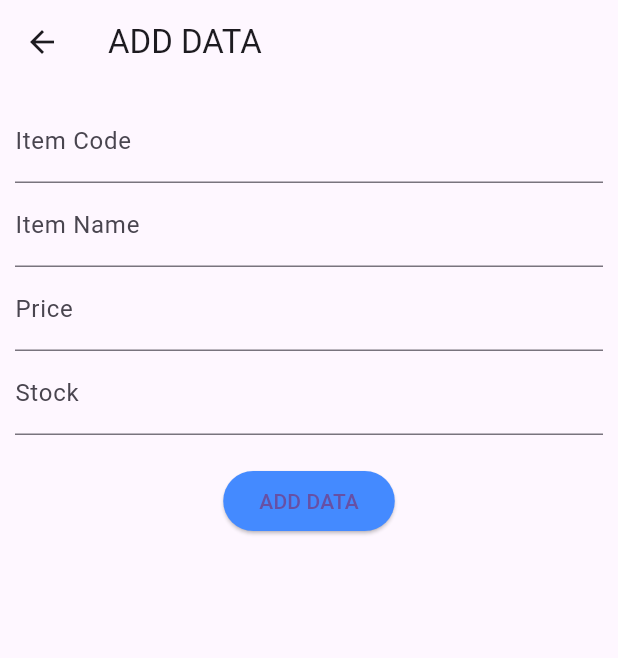
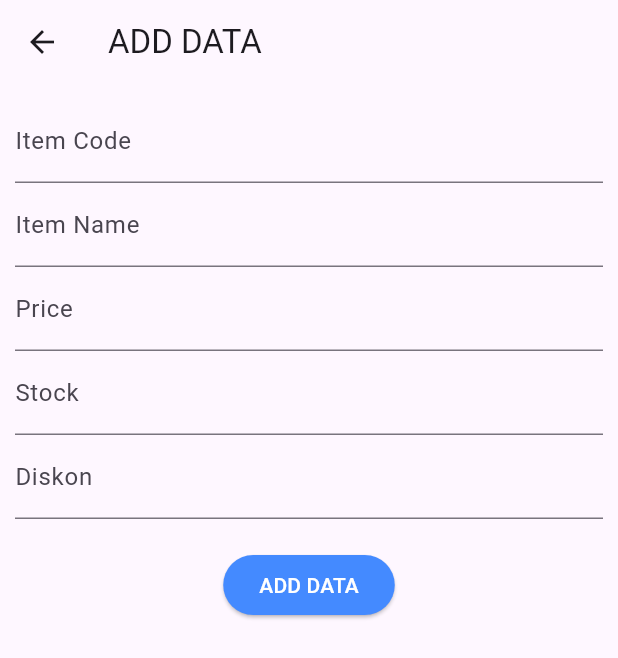
Before and after one commit to egsudotnet/praktikum-flutter-crud, a Flutter app: the screen it shows after launch, after a tap on the "add" icon, on a phone screen of 412 x 824 dp. Shown: the top 658 px of the screen. Run offline on Flutter 3.47's test engine with Material 3 defaults, Android fonts, the phone set to English and light mode, and no system bars; network calls fail.

Commit message:
Tambah Diskon

```diff
--- a/lib/adddata.dart
+++ b/lib/adddata.dart
@@ -1,73 +1,90 @@
 import 'package:flutter/material.dart';
+import 'package:flutter_crud/main.dart';
 import 'package:http/http.dart' as http;
 
 class AddData extends StatefulWidget {
   @override
-  _AddDataState createState() => new _AddDataState();
+  _AddDataState createState() => _AddDataState();
 }
 
 class _AddDataState extends State<AddData> {
+  TextEditingController controllerCode = TextEditingController();
+  TextEditingController controllerName = TextEditingController();
+  TextEditingController controllerPrice = TextEditingController();
+  TextEditingController controllerStock = TextEditingController();
 
+  TextEditingController controllerDiskon = TextEditingController();
 
-TextEditingController controllerCode = new TextEditingController();
-TextEditingController controllerName = new TextEditingController();
-TextEditingController controllerPrice = new TextEditingController();
-TextEditingController controllerStock = new TextEditingController();
-
-void addData(){
-  var url="http://localhost/php-rest-api-praktikum-flutter/adddata.php";
+  void addData() {
+    var url =
+        "http://localhost:8030/php-rest-api-praktikum-flutter/adddata.php";
 
     http.post(Uri.parse(url), body: {
       "itemcode": controllerCode.text,
       "itemname": controllerName.text,
       "price": controllerPrice.text,
-    "stock": controllerStock.text
+      "stock": controllerStock.text,
+      "diskon": controllerDiskon.text
     });
   }
 
   @override
   Widget build(BuildContext context) {
-    return new Scaffold(
-      appBar: new AppBar(
-        title: new Text("ADD DATA"),
+    return Scaffold(
+      appBar: AppBar(
+        title: const Text("ADD DATA"),
       ),
       body: Padding(
         padding: const EdgeInsets.all(10.0),
         child: ListView(
           children: <Widget>[
-            new Column(
+            Column(
               children: <Widget>[
-                new TextField(
+                TextField(
                   controller: controllerCode,
-                  decoration: new InputDecoration(
+                  decoration: const InputDecoration(
                       hintText: "Item Code", labelText: "Item Code"),
                 ),
-                new TextField(
+                TextField(
                   controller: controllerName,
-                  decoration: new InputDecoration(
+                  decoration: InputDecoration(
                       hintText: "Item Name", labelText: "Item Name"),
                 ),
-                new TextField(
+                TextField(
                   controller: controllerPrice,
-                  decoration: new InputDecoration(
-                      hintText: "Price", labelText: "Price"),
+                  decoration:
+                      InputDecoration(hintText: "Price", labelText: "Price"),
                 ),
-                new TextField(
+                TextField(
                   controller: controllerStock,
-                  decoration: new InputDecoration(
-                      hintText: "Stock", labelText: "Stock"),
+                  decoration:
+                      InputDecoration(hintText: "Stock", labelText: "Stock"),
                 ),
-                new Padding(
+                TextField(
+                  controller: controllerDiskon,
+                  decoration:
+                      InputDecoration(hintText: "Diskon", labelText: "Diskon"),
+                ),
+                Padding(
                   padding: const EdgeInsets.all(10.0),
                 ),
-                new ElevatedButton(
-                  child: new Text("ADD DATA"),
-                  style:ElevatedButton.styleFrom(backgroundColor: Colors.blueAccent),
+                ElevatedButton(
+                  child: Text(
+                    "ADD DATA",
+                    style: const TextStyle(color: Colors.white),
+                  ),
+                  style: ElevatedButton.styleFrom(
+                      backgroundColor: Colors.blueAccent),
                   onPressed: () {
                     addData();
                     Navigator.pop(context);
+
+                    Navigator.of(context).push(
+                      MaterialPageRoute(
+                        builder: (BuildContext context)=>const Home()
+                      )
+                    );
                   },
-
                 )
               ],
             ),
--- a/lib/main.dart
+++ b/lib/main.dart
@@ -22,7 +22,7 @@ class Home extends StatefulWidget {
 
 class _HomeState extends State<Home> {
   Future<List> getData() async {
-    final response = await http.get(Uri.parse("http://localhost/php-rest-api-praktikum-flutter/getdata.php"));
+    final response = await http.get(Uri.parse("http://localhost:8030/php-rest-api-praktikum-flutter/getdata.php"));
 
     return json.decode(response.body);
   }
@@ -82,6 +82,7 @@ class ItemList extends StatelessWidget {
                 title:  Text(list[i]['item_name']),
                 leading:  const Icon(Icons.widgets),
                 subtitle:  Text("Stock : ${list[i]['stock']}"),
+                trailing:  Text("Diskon : ${list[i]['diskon']}"),
               ),
             ),
           ),
```
Also changed, not shown: lib/detail.dart (+42 -38 lines), lib/editdata.dart (+34 -25 lines). Lines whose indentation alone changed are shown as unchanged.
